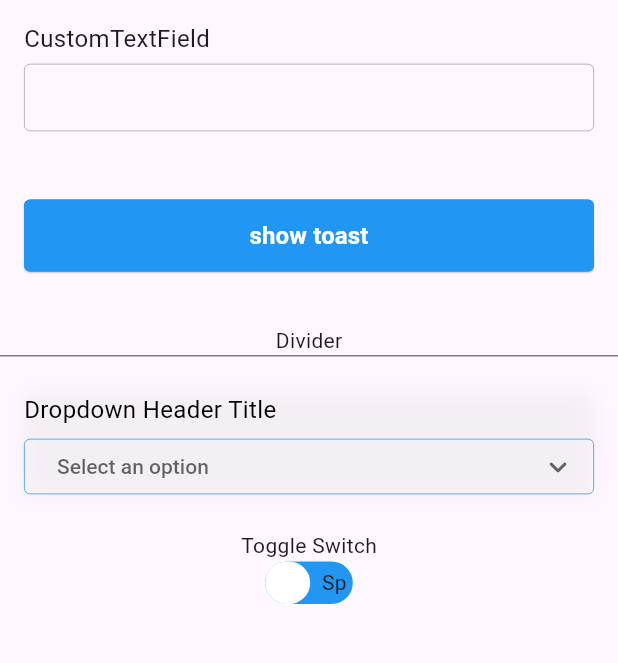
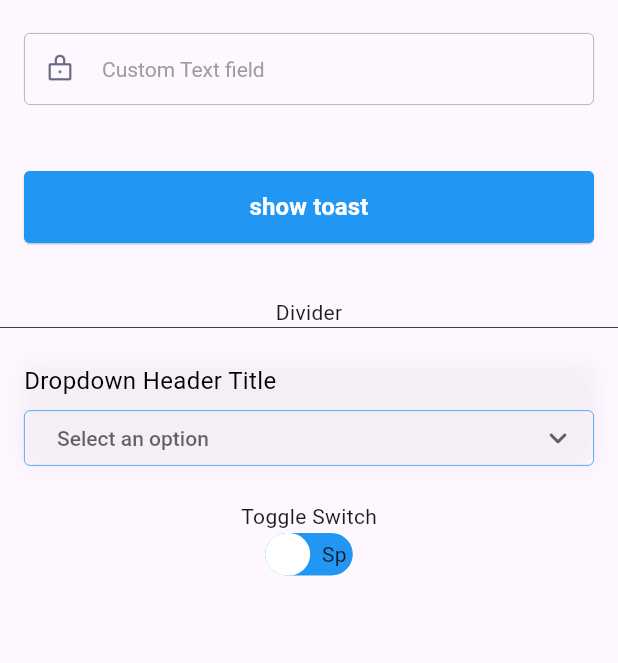
Before and after one commit to EasinHosen/ui_utils_helper, a Flutter app: the screen it shows after launch, on a phone screen of 412 x 824 dp, the part 63-726 px from its top. Run offline on Flutter 3.47's test engine with Material 3 defaults, Android fonts, the phone set to English and light mode, and no system bars.

Commit message:
fix: text field prefix widget fix

```diff
--- a/example/lib/view/view_ui_tools.dart
+++ b/example/lib/view/view_ui_tools.dart
@@ -31,11 +31,22 @@ class _ViewUiToolsState extends State<ViewUiTools> {
       body: SingleChildScrollView(
         child: Column(
           children: [
+            CustomSizedBox.space8H,
             CustomTextField(
-              hintText: 'CustomTextField',
+              // hintText: 'CustomTextField',
               controller: _textEditingController,
-              hasHeaderTitle: true,
-              headerTitle: 'CustomTextField',
+              // hasHeaderTitle: true,
+              // headerTitle: 'CustomTextField',
+              labelText: 'Custom Text field',
+              prefixWidget: Image.asset(
+                'assets/icons/Lock.png',
+                height: 20,
+                width: 20,
+              ),
+              /* const Icon(
+                  Icons.lock_outline,
+                  size: 20,
+                ),*/
             ),
             CustomSizedBox.space8H,
             CustomButton(
--- a/example/pubspec.yaml
+++ b/example/pubspec.yaml
@@ -60,8 +60,8 @@ flutter:
   uses-material-design: true
 
   # To add assets to your application, add an assets section, like this:
-  # assets:
-  #   - images/a_dot_burr.jpeg
+  assets:
+    - assets/icons/
   #   - images/a_dot_ham.jpeg
 
   # An image asset can refer to one or more resolution-specific "variants", see
--- a/lib/src/widgets/custom_text_field.dart
+++ b/lib/src/widgets/custom_text_field.dart
@@ -237,7 +237,14 @@ class _CustomTextFieldState extends State<CustomTextField> {
                     decoration: InputDecoration(
                         filled: true,
                         fillColor: widget.fillColor ?? Colors.transparent,
-                        prefixIcon: widget.prefixWidget,
+                        prefixIcon: widget.prefixWidget != null
+                            ? Container(
+                                width: 24, // Set the desired width
+                                height: 24, // Set the desired height
+                                alignment: Alignment.center,
+                                child: widget.prefixWidget,
+                              )
+                            : null,
                         // errorText: widget.errorMessage,
                         contentPadding: EdgeInsets.symmetric(
                             vertical: 12,
```
Also changed, not shown: example/assets/icons/Lock.png (added).
